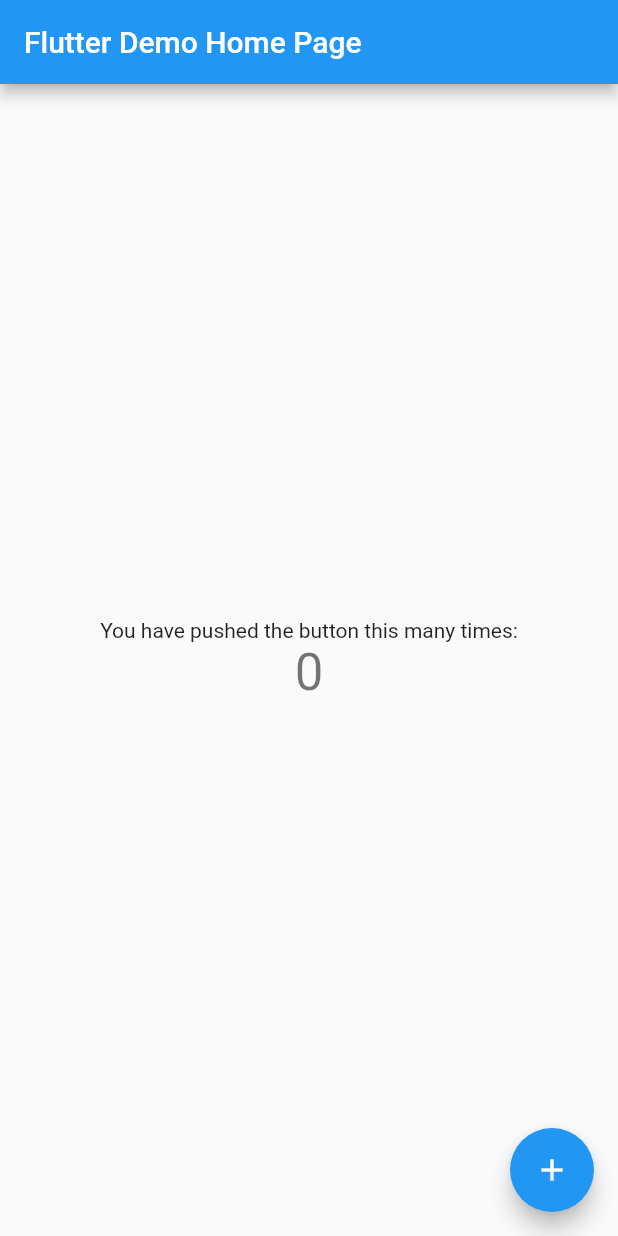
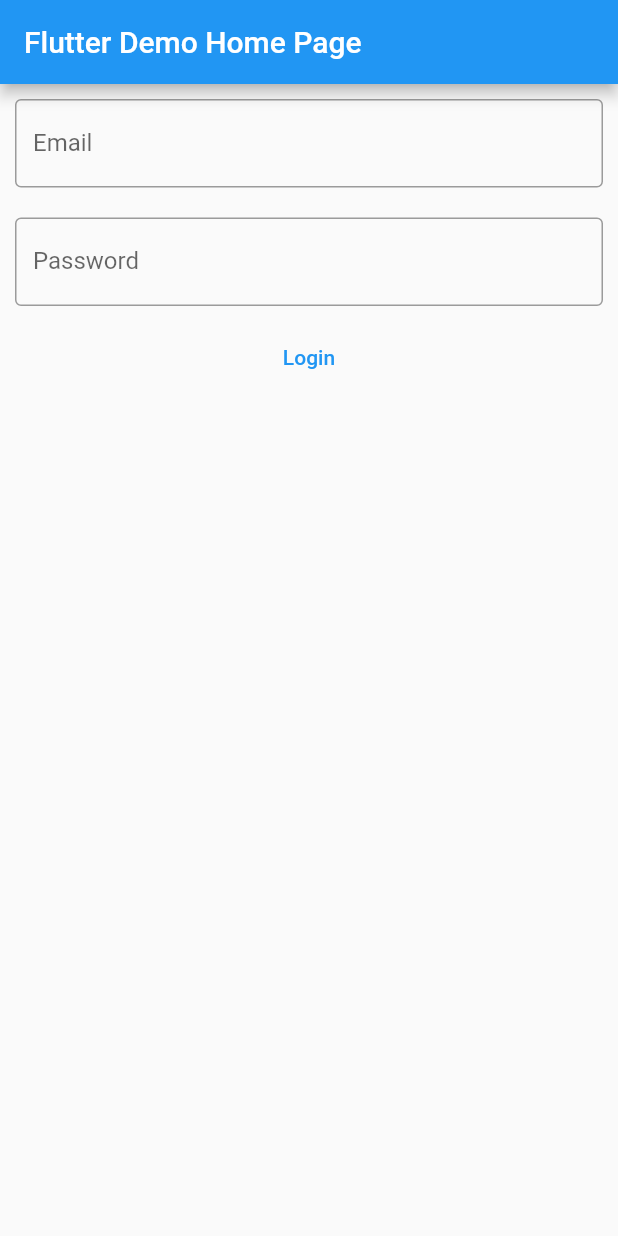
Before and after one commit to AmirsepehrAbedini/flutterandfirebase, a Flutter app: the screen it shows after launch, on a phone screen of 412 x 824 dp. Run offline on Flutter 3.47's test engine with Material 2 defaults, Android fonts, the phone set to English and light mode, and no system bars; our stand-ins replace firebase_auth, firebase_core; accounts and stored records are empty.

Commit message:
firebase for login set up

```diff
--- a/lib/main.dart
+++ b/lib/main.dart
@@ -1,25 +1,18 @@
 import 'package:flutter/material.dart';
 import 'firebase_options.dart';
 import 'package:firebase_core/firebase_core.dart';
+import 'package:firebase_auth/firebase_auth.dart';
+import 'firebase_options.dart';
 
 void main() {
-  runApp(const MyApp());
-}
-
-class MyApp extends StatelessWidget {
-  const MyApp({Key? key}) : super(key: key);
-
-  @override
-  Widget build(BuildContext context) {
-    return MaterialApp(
+  WidgetsFlutterBinding.ensureInitialized();
+  runApp(MaterialApp(
     title: 'Flutter Demo',
     theme: ThemeData(
-
       primarySwatch: Colors.blue,
     ),
     home: const MyHomePage(title: 'Flutter Demo Home Page'),
-    );
-  }
+  ));
 }
 
 class MyHomePage extends StatefulWidget {
@@ -32,41 +25,88 @@ class MyHomePage extends StatefulWidget {
 }
 
 class _MyHomePageState extends State<MyHomePage> {
-  int _counter = 0;
+  TextEditingController emailContoroller = TextEditingController();
+  TextEditingController passwordContoroller = TextEditingController();
 
-  void _incrementCounter() {
-    setState(() {
-      _counter++;
-    });
+  @override
+  void initState() {
+    emailContoroller = TextEditingController();
+    passwordContoroller = TextEditingController();
+    super.initState();
+  }
+
+  @override
+  void dispose() {
+    emailContoroller.dispose();
+    passwordContoroller.dispose();
+    super.dispose();
   }
 
   @override
   Widget build(BuildContext context) {
-
     return Scaffold(
       appBar: AppBar(
         title: Text(widget.title),
       ),
-      body: Center(
-
+      body: FutureBuilder(
+        future: Firebase.initializeApp(
+          options: DefaultFirebaseOptions.currentPlatform,
+        ),
+        builder: (context, snapshot) {
+          if (snapshot.connectionState == ConnectionState.waiting) {
+            return Center(
+              child: CircularProgressIndicator(),
+            );
+          } else {
+            return Center(
               child: Column(
-          mainAxisAlignment: MainAxisAlignment.center,
-          children: <Widget>[
-            const Text(
-              'You have pushed the button this many times:',
-            ),
-            Text(
-              '$_counter',
-              style: Theme.of(context).textTheme.headline4,
-            ),
-          ],
+                children: [
+                  Container(
+                    padding: const EdgeInsets.symmetric(
+                        vertical: 10.0, horizontal: 10),
+                    child: TextField(
+                      controller: emailContoroller,
+                      keyboardType: TextInputType.emailAddress,
+                      decoration: InputDecoration(
+                        border: OutlineInputBorder(),
+                        labelText: 'Email',
                       ),
                     ),
-      floatingActionButton: FloatingActionButton(
-        onPressed: _incrementCounter,
-        tooltip: 'Increment',
-        child: const Icon(Icons.add),
+                  ),
+                  Container(
+                    padding: const EdgeInsets.symmetric(
+                        vertical: 10.0, horizontal: 10),
+                    child: TextField(
+                      controller: passwordContoroller,
+                      obscureText: true,
+                      enableSuggestions: false,
+                      autocorrect: false,
+                      decoration: InputDecoration(
+                        border: OutlineInputBorder(),
+                        labelText: 'Password',
+                      ),
+                    ),
+                  ),
+                  TextButton(
+                      onPressed: () async {
+                        final password = passwordContoroller.text;
+                        final email = emailContoroller.text;
+                        await FirebaseAuth.instance
+                            .signInWithEmailAndPassword(
+                                email: email, password: password)
+                            .then((user) {
+                          print('signed in');
+                        }).catchError((error) {
+                          print(error);
+                        });
+                      },
+                      child: Text('Login')),
+                ],
               ), // This trailing comma makes auto-formatting nicer for build methods.
             );
           }
+        },
+      ),
+    );
   }
+}
```
Lines whose indentation alone changed are shown as unchanged.
